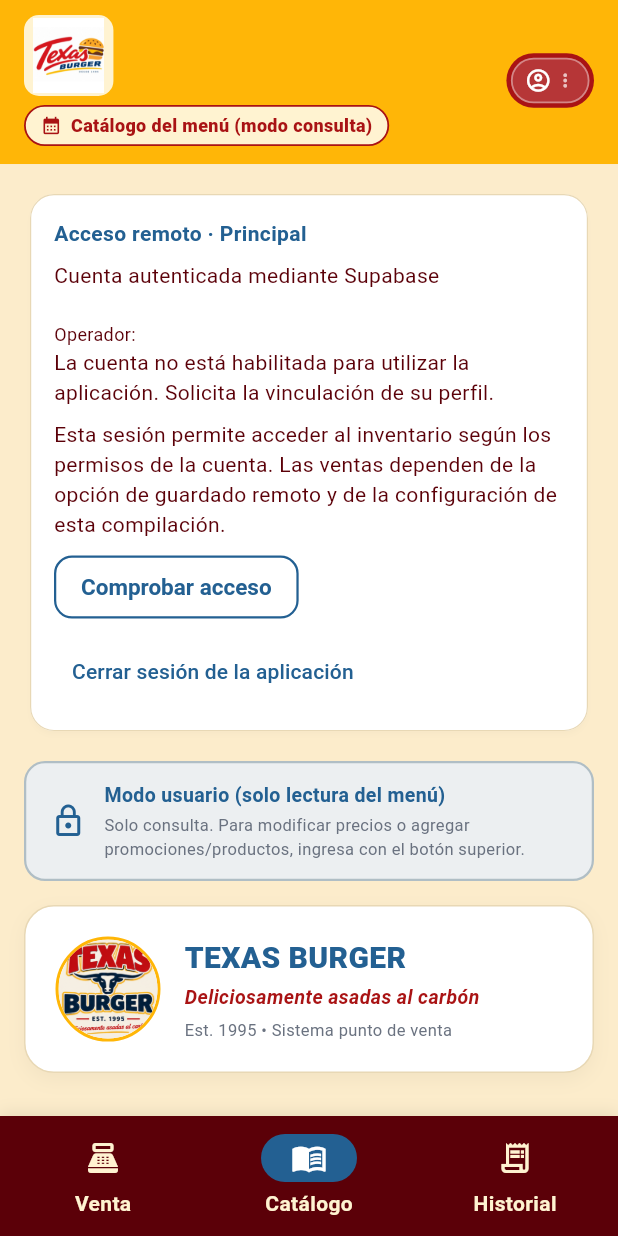
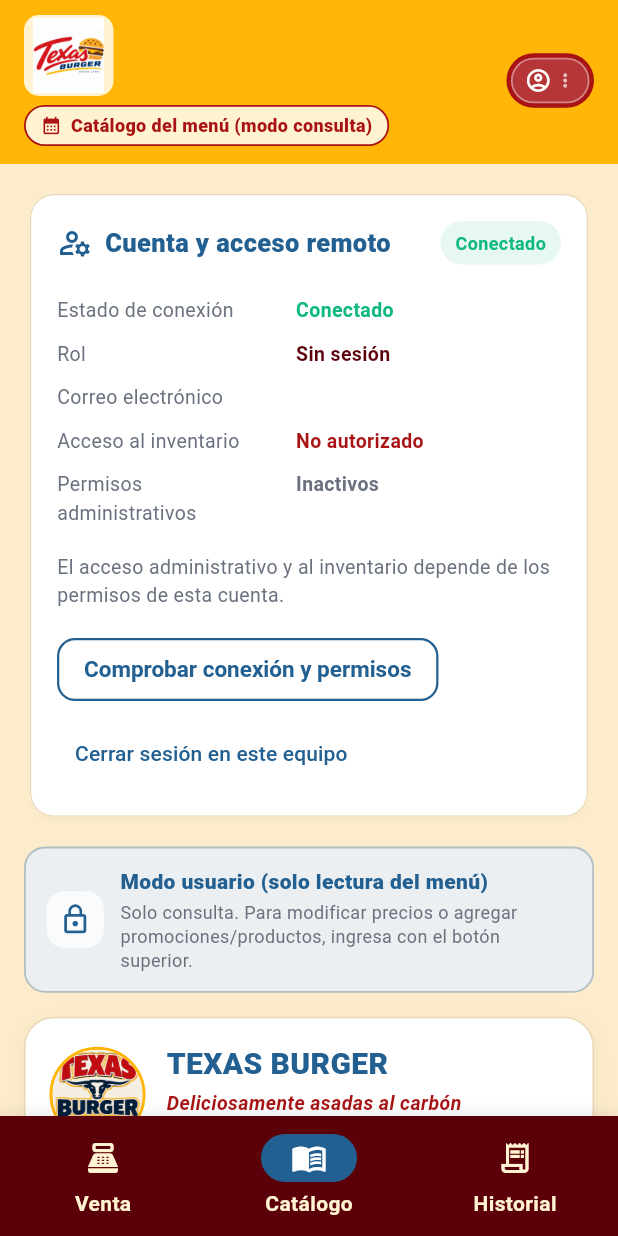
Before and after one commit to AdR404/TexasBurger, a Flutter app: the screen it shows once a user with an empty profile is signed in, item 2 of the bottom bar chosen, on a phone screen of 412 x 824 dp. Run offline on Flutter 3.47's test engine with Material 3 defaults, Android fonts, the phone set to English and light mode, and no system bars; our stand-ins replace fl_chart, shared_preferences, supabase_flutter; missing offline and left inert: file_saver; accounts and stored records are empty.

Commit message:
Improve menu admin and gate demo data
Co-authored-by: Copilot <223556219+Copilot@users.noreply.github.com>

```diff
--- a/lib/data/staff_catalog.dart
+++ b/lib/data/staff_catalog.dart
@@ -1,3 +1,4 @@
+import '../config/build_flags.dart';
 import '../models/sale_context.dart';
 
 // Catálogo local de sucursales y personal de caja
@@ -7,11 +8,14 @@ class StaffCatalog {
     'norte': 'Norte',
   };
 
-  static const employees = {
+  static const _demoEmployees = {
     'demo_ana_torres': 'Ana Torres',
     'demo_luis_garcia': 'Luis García',
     'demo_sofia_reyes': 'Sofía Reyes',
   };
+
+  static Map<String, String> get employees =>
+      BuildFlags.demoDataEnabled ? _demoEmployees : const {};
 
   static SaleContext selection(String branchId, String employeeId) {
     if (!branches.containsKey(branchId) || !employees.containsKey(employeeId)) {
--- a/lib/screens/caja_screen.dart
+++ b/lib/screens/caja_screen.dart
@@ -407,7 +407,7 @@ class _CajaScreenState extends State<CajaScreen> {
           TextButton(onPressed: () => Navigator.pop(ctx), child: const Text('Aceptar')),
           ElevatedButton.icon(
             icon: const Icon(Icons.copy, size: 16),
-            label: const Text('Copiar para WhatsApp'),
+            label: const Text('Copiar'),
             onPressed: () {
               if (!UserRoleService().isAdmin) return;
               Clipboard.setData(ClipboardData(text: report));
--- a/lib/screens/settings_screen.dart
+++ b/lib/screens/settings_screen.dart
@@ -309,25 +309,35 @@ class _SettingsScreenState extends State<SettingsScreen> {
             const SizedBox(height: 16),
             Container(
               margin: const EdgeInsets.only(bottom: 16),
-              padding: const EdgeInsets.symmetric(horizontal: 16, vertical: 12),
+              padding: const EdgeInsets.symmetric(horizontal: 14, vertical: 12),
               decoration: BoxDecoration(
                 color: isAdmin
-                    ? AppTheme.gold.withValues(alpha: 0.15)
+                    ? AppTheme.goldLight
                     : Colors.blueGrey.shade50,
                 borderRadius: BorderRadius.circular(14),
                 border: Border.all(
                   color: isAdmin ? AppTheme.gold : Colors.blueGrey.shade200,
-                  width: 1.5,
+                  width: 1.2,
                 ),
               ),
               child: Row(
                 children: [
-                  Icon(
-                    isAdmin ? Icons.admin_panel_settings : Icons.lock_outline,
-                    color: isAdmin ? AppTheme.navyBlue : AppTheme.navyBlue,
-                    size: 24,
+                  Container(
+                    width: 38,
+                    height: 38,
+                    decoration: BoxDecoration(
+                      color: Colors.white.withValues(alpha: 0.75),
+                      borderRadius: BorderRadius.circular(12),
+                    ),
+                    child: Icon(
+                      isAdmin
+                          ? Icons.admin_panel_settings_outlined
+                          : Icons.lock_outline,
+                      color: AppTheme.navyBlue,
+                      size: 22,
+                    ),
                   ),
-                  const SizedBox(width: 12),
+                  const SizedBox(width: 11),
                   Expanded(
                     child: Column(
                       crossAxisAlignment: CrossAxisAlignment.start,
@@ -337,18 +347,19 @@ class _SettingsScreenState extends State<SettingsScreen> {
                               ? 'Modo administrador activo'
                               : 'Modo usuario (solo lectura del menú)',
                           style: const TextStyle(
-                            fontWeight: FontWeight.bold,
-                            fontSize: 13,
+                            fontWeight: FontWeight.w800,
+                            fontSize: 14,
                             color: AppTheme.navyBlue,
                           ),
                         ),
-                        const SizedBox(height: 2),
+                        const SizedBox(height: 3),
                         Text(
                           isAdmin
-                              ? 'Tienes permisos para modificar precios, agregar productos y crear promociones.'
+                              ? 'Puedes modificar precios, administrar productos y crear promociones.'
                               : 'Solo consulta. Para modificar precios o agregar promociones/productos, ingresa con el botón superior.',
                           style: TextStyle(
-                            fontSize: 11,
+                            fontSize: 12,
+                            height: 1.3,
                             color: isAdmin ? AppTheme.navyBlue : AppTheme.textMuted,
                           ),
                         ),
@@ -361,7 +372,7 @@ class _SettingsScreenState extends State<SettingsScreen> {
 
             // Tarjeta de la marca
             Container(
-              padding: const EdgeInsets.all(20),
+              padding: const EdgeInsets.all(16),
               decoration: BoxDecoration(
                 color: Colors.white,
                 borderRadius: BorderRadius.circular(20),
@@ -377,8 +388,8 @@ class _SettingsScreenState extends State<SettingsScreen> {
               child: Row(
                 children: [
                   Container(
-                    width: 70,
-                    height: 70,
+                    width: 64,
+                    height: 64,
                     decoration: BoxDecoration(
                       shape: BoxShape.circle,
                       color: Colors.white,
@@ -396,7 +407,7 @@ class _SettingsScreenState extends State<SettingsScreen> {
                       ),
                     ),
                   ),
-                  const SizedBox(width: 16),
+                  const SizedBox(width: 14),
                   const Expanded(
                     child: Column(
                       crossAxisAlignment: CrossAxisAlignment.start,
@@ -430,7 +441,7 @@ class _SettingsScreenState extends State<SettingsScreen> {
                 ],
               ),
             ),
-            const SizedBox(height: 24),
+            const SizedBox(height: 18),
 
             // Encabezado del catálogo con acción para Admin
             Row(
--- a/lib/widgets/operator_access_card.dart
+++ b/lib/widgets/operator_access_card.dart
@@ -1,89 +1,115 @@
 import 'package:flutter/material.dart';
+import '../services/app_auth_service.dart';
 import '../services/db_service.dart';
 import '../services/operator_session.dart';
 import '../theme/app_theme.dart';
 
 /// Shows the same verified session used by the application login.
 class OperatorAccessCard extends StatelessWidget {
-  const OperatorAccessCard({
-    super.key,
-    this.session,
-    this.environmentLabel,
-    this.contextMessage,
-  });
+  const OperatorAccessCard({super.key, this.session});
   final OperatorSession? session;
-  final String? environmentLabel;
-  final String? contextMessage;
 
   @override
   Widget build(BuildContext context) {
     final controller = session ?? DbService.session;
-    final label =
-        environmentLabel ?? DbService.environment?.label ?? 'Sin configurar';
-    if (controller == null) {
-      return const Card(
-        child: Padding(
-          padding: EdgeInsets.all(16),
-          child: Text(
-            'Sesión remota no disponible. El inventario requiere iniciar sesión; consulta el estado de ventas en Configuración.',
-          ),
-        ),
-      );
-    }
     return ListenableBuilder(
-      listenable: controller,
+      listenable: controller ?? AppAuthService(),
       builder: (context, _) {
-        final status = switch (controller.state) {
-          OperatorState.local => 'Sin sesión remota de inventario',
-          OperatorState.authenticated =>
-            controller.authenticated
-                ? 'Cuenta autenticada mediante Supabase'
-                : 'Sesión expirada',
-          OperatorState.checking => 'Comprobando sesión',
-          OperatorState.offline => 'Sesión sin conexión verificada',
-          OperatorState.expired => 'Sesión expirada',
-          OperatorState.error => 'Acceso remoto pendiente',
+        final user = AppAuthService().currentUser;
+        final isAdmin = user?.isAdmin ?? false;
+        final connected = controller?.authenticated ?? false;
+        final role = switch (user?.role) {
+          'admin' => 'Administrador',
+          'cajero' => 'Cajero',
+          _ => 'Sin sesión',
         };
+        final busy = controller?.busy ?? false;
+        final connectionStatus = busy
+            ? 'Comprobando...'
+            : connected
+            ? 'Conectado'
+            : 'Sin conexión';
+
         return Card(
           child: Padding(
-            padding: const EdgeInsets.all(16),
+            padding: const EdgeInsets.all(18),
             child: Column(
               crossAxisAlignment: CrossAxisAlignment.start,
               children: [
+                Row(
+                  children: [
+                    const Icon(
+                      Icons.manage_accounts_outlined,
+                      color: AppTheme.navyBlue,
+                    ),
+                    const SizedBox(width: 8),
+                    const Expanded(
+                      child: Text(
+                        'Cuenta y acceso remoto',
+                        style: TextStyle(
+                          fontWeight: FontWeight.w800,
+                          color: AppTheme.navyBlue,
+                          fontSize: 17,
+                        ),
+                      ),
+                    ),
+                    _StatusChip(
+                      label: connectionStatus,
+                      connected: connected,
+                      checking: busy,
+                    ),
+                  ],
+                ),
+                const SizedBox(height: 16),
+                _AccessInfoRow(
+                  label: 'Estado de conexión',
+                  value: connectionStatus,
+                  valueColor: connected
+                      ? AppTheme.successGreen
+                      : AppTheme.danger,
+                ),
+                _AccessInfoRow(label: 'Rol', value: role),
+                _AccessInfoRow(
+                  label: 'Correo electrónico',
+                  value: controller?.email ?? user?.email ?? 'No disponible',
+                ),
+                _AccessInfoRow(
+                  label: 'Acceso al inventario',
+                  value: connected && isAdmin ? 'Autorizado' : 'No autorizado',
+                  valueColor: connected && isAdmin
+                      ? AppTheme.successGreen
+                      : AppTheme.danger,
+                ),
+                _AccessInfoRow(
+                  label: 'Permisos administrativos',
+                  value: isAdmin ? 'Activos' : 'Inactivos',
+                  valueColor: isAdmin
+                      ? AppTheme.successGreen
+                      : AppTheme.textMuted,
+                ),
+                const SizedBox(height: 12),
                 Text(
-                  'Acceso remoto · $label',
+                  'El acceso administrativo y al inventario depende de los permisos de esta cuenta.',
                   style: const TextStyle(
-                    fontWeight: FontWeight.bold,
-                    color: AppTheme.navyBlue,
+                    color: AppTheme.textMuted,
+                    fontSize: 13,
                   ),
                 ),
-                const SizedBox(height: 8),
-                Text(status),
-                if (controller.email != null) Text(controller.email!),
-                if (controller.sessionOperatorId != null)
-                  Text(
-                    'Operador: ${controller.sessionOperatorId}',
-                    style: const TextStyle(fontSize: 12),
-                  ),
-                if (controller.message != null) Text(controller.message!),
-                const SizedBox(height: 8),
-                Text(
-                  contextMessage ??
-                      'Esta sesión permite acceder al inventario según los permisos de la cuenta. Las ventas dependen de la opción de guardado remoto y de la configuración de esta compilación.',
-                ),
-                const SizedBox(height: 8),
+                const SizedBox(height: 16),
                 Wrap(
                   spacing: 8,
                   runSpacing: 8,
                   children: [
-                    if (controller.sessionOperatorId != null) ...[
+                    if (controller?.sessionOperatorId != null) ...[
                       OutlinedButton(
-                        onPressed: controller.busy ? null : controller.refresh,
-                        child: const Text('Comprobar acceso'),
+                        onPressed: busy ? null : controller!.refresh,
+                        child: const Text('Comprobar conexión y permisos'),
                       ),
                       TextButton(
-                        onPressed: controller.busy ? null : controller.signOut,
-                        child: const Text('Cerrar sesión de la aplicación'),
+                        onPressed: busy
+                            ? null
+                            : () => _confirmSignOut(context, controller!),
+                        child: const Text('Cerrar sesión en este equipo'),
                       ),
                     ],
                   ],
@@ -95,4 +121,108 @@ class OperatorAccessCard extends StatelessWidget {
       },
     );
   }
+
+  Future<void> _confirmSignOut(
+    BuildContext context,
+    OperatorSession controller,
+  ) async {
+    final confirmed = await showDialog<bool>(
+      context: context,
+      builder: (dialogContext) => AlertDialog(
+        title: const Text('Cerrar sesión en este equipo'),
+        content: const Text(
+          'Esta acción cerrará tu sesión solo en este dispositivo. '
+          'No afectará tu sesión en otros dispositivos.',
+        ),
+        actions: [
+          TextButton(
+            onPressed: () => Navigator.of(dialogContext).pop(false),
+            child: const Text('Cancelar'),
+          ),
+          FilledButton(
+            onPressed: () => Navigator.of(dialogContext).pop(true),
+            child: const Text('Cerrar sesión'),
+          ),
+        ],
+      ),
+    );
+    if (confirmed == true) await controller.signOut();
+  }
 }
+
+class _AccessInfoRow extends StatelessWidget {
+  const _AccessInfoRow({
+    required this.label,
+    required this.value,
+    this.valueColor,
+  });
+
+  final String label;
+  final String value;
+  final Color? valueColor;
+
+  @override
+  Widget build(BuildContext context) => Padding(
+    padding: const EdgeInsets.symmetric(vertical: 5),
+    child: Row(
+      crossAxisAlignment: CrossAxisAlignment.start,
+      children: [
+        Expanded(
+          flex: 5,
+          child: Text(
+            label,
+            style: const TextStyle(color: AppTheme.textMuted, fontSize: 13),
+          ),
+        ),
+        const SizedBox(width: 12),
+        Expanded(
+          flex: 6,
+          child: Text(
+            value,
+            style: TextStyle(
+              color: valueColor ?? AppTheme.textDark,
+              fontWeight: FontWeight.w700,
+              fontSize: 13,
+            ),
+          ),
+        ),
+      ],
+    ),
+  );
+}
+
+class _StatusChip extends StatelessWidget {
+  const _StatusChip({
+    required this.label,
+    required this.connected,
+    required this.checking,
+  });
+
+  final String label;
+  final bool connected;
+  final bool checking;
+
+  @override
+  Widget build(BuildContext context) {
+    final color = checking
+        ? AppTheme.navyBlue
+        : connected
+        ? AppTheme.successGreen
+        : AppTheme.danger;
+    return Container(
+      padding: const EdgeInsets.symmetric(horizontal: 10, vertical: 6),
+      decoration: BoxDecoration(
+        color: color.withValues(alpha: 0.1),
+        borderRadius: BorderRadius.circular(20),
+      ),
+      child: Text(
+        label,
+        style: TextStyle(
+          color: color,
+          fontWeight: FontWeight.w700,
+          fontSize: 12,
+        ),
+      ),
+    );
+  }
+}
--- a/pubspec.yaml
+++ b/pubspec.yaml
@@ -38,6 +38,7 @@ dependencies:
   fl_chart: ^1.2.0
   shared_preferences: ^2.5.5
   supabase_flutter: ^2.18.0
+  file_saver: ^0.7.0
 
 dev_dependencies:
   flutter_test:
```
Also changed, not shown: lib/config/build_flags.dart (added, +25 -0 lines), lib/screens/inventory_screen.dart (+16 -12 lines), lib/services/export_service.dart (+16 -15 lines), lib/widgets/export_dialog.dart (+18 -7 lines), pubspec.lock, 8 other files.
